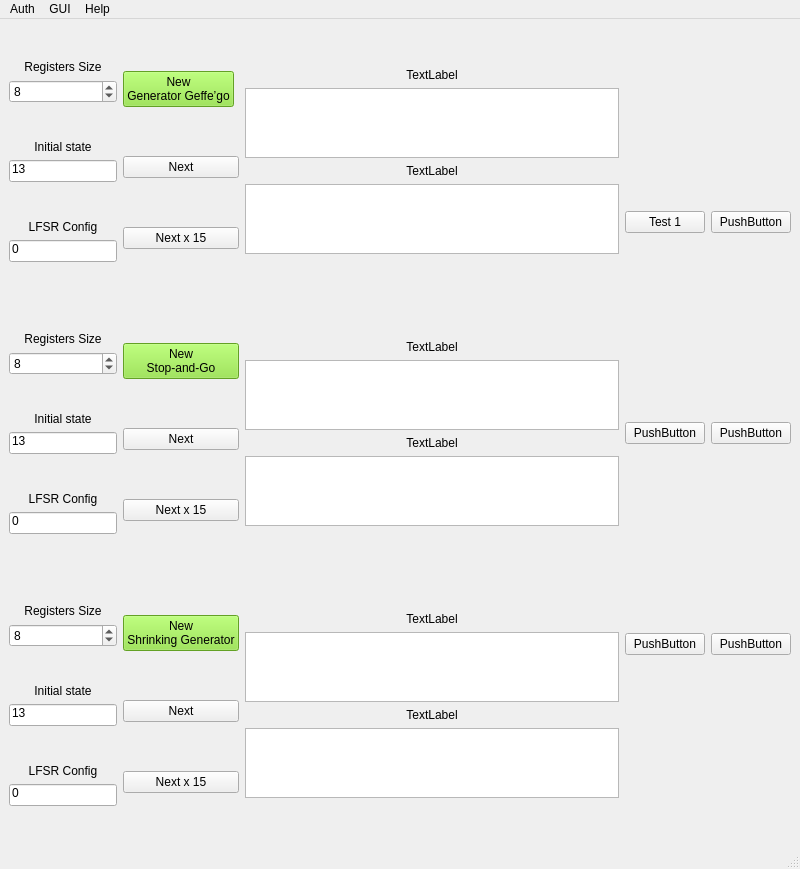
GrzegorzKrug/Studia_Python, file Kryptologia/Lab4/GUI_QT.ui: the form before one commit.
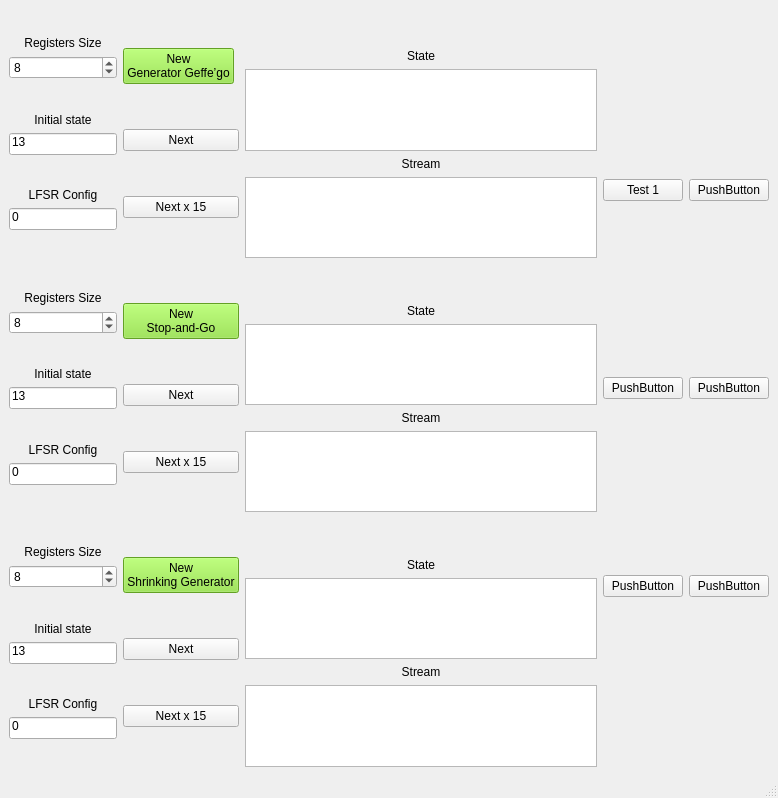
The form after the commit.

Commit message: LFSR registers

Patch:
```diff
--- a/Kryptologia/Lab4/GUI_QT.ui
+++ b/Kryptologia/Lab4/GUI_QT.ui
@@ -6,8 +6,8 @@
    <rect>
     <x>0</x>
     <y>0</y>
-    <width>800</width>
-    <height>660</height>
+    <width>778</width>
+    <height>798</height>
    </rect>
   </property>
   <property name="windowTitle">
@@ -669,7 +669,7 @@
          </layout>
         </item>
         <item row="0" column="2">
-         <layout class="QVBoxLayout" name="verticalLayout_out_geffe" stretch="0,1,1,1,1,0">
+         <layout class="QVBoxLayout" name="verticalLayout_out_geffe" stretch="0,1,1,1,1">
           <item>
            <spacer name="verticalSpacer_14">
             <property name="orientation">
@@ -695,7 +695,7 @@
              </sizepolicy>
             </property>
             <property name="text">
-             <string>TextLabel</string>
+             <string>State</string>
             </property>
             <property name="alignment">
              <set>Qt::AlignBottom|Qt::AlignHCenter</set>
@@ -703,7 +703,14 @@
            </widget>
           </item>
           <item>
-           <widget class="QTextBrowser" name="textBrowser"/>
+           <widget class="QTextBrowser" name="textBrowser">
+            <property name="sizePolicy">
+             <sizepolicy hsizetype="MinimumExpanding" vsizetype="Maximum">
+              <horstretch>0</horstretch>
+              <verstretch>0</verstretch>
+             </sizepolicy>
+            </property>
+           </widget>
           </item>
           <item>
            <widget class="QLabel" name="label_11">
@@ -714,7 +721,7 @@
              </sizepolicy>
             </property>
             <property name="text">
-             <string>TextLabel</string>
+             <string>Stream</string>
             </property>
             <property name="alignment">
              <set>Qt::AlignBottom|Qt::AlignHCenter</set>
@@ -722,30 +729,21 @@
            </widget>
           </item>
           <item>
-           <widget class="QTextBrowser" name="textBrowser_2"/>
-          </item>
-          <item>
-           <spacer name="verticalSpacer_15">
-            <property name="orientation">
-             <enum>Qt::Vertical</enum>
+           <widget class="QTextBrowser" name="textBrowser_2">
+            <property name="sizePolicy">
+             <sizepolicy hsizetype="MinimumExpanding" vsizetype="Maximum">
+              <horstretch>0</horstretch>
+              <verstretch>0</verstretch>
+             </sizepolicy>
             </property>
-            <property name="sizeType">
-             <enum>QSizePolicy::Minimum</enum>
-            </property>
-            <property name="sizeHint" stdset="0">
-             <size>
-              <width>20</width>
-              <height>40</height>
-             </size>
-            </property>
-           </spacer>
+           </widget>
           </item>
          </layout>
         </item>
         <item row="1" column="2">
          <layout class="QVBoxLayout" name="verticalLayout_out_stopandgo">
           <item>
-           <spacer name="verticalSpacer_16">
+           <spacer name="verticalSpacer_15">
             <property name="orientation">
              <enum>Qt::Vertical</enum>
             </property>
@@ -769,7 +767,7 @@
              </sizepolicy>
             </property>
             <property name="text">
-             <string>TextLabel</string>
+             <string>State</string>
             </property>
             <property name="alignment">
              <set>Qt::AlignBottom|Qt::AlignHCenter</set>
@@ -777,7 +775,14 @@
            </widget>
           </item>
           <item>
-           <widget class="QTextBrowser" name="textBrowser_5"/>
+           <widget class="QTextBrowser" name="textBrowser_5">
+            <property name="sizePolicy">
+             <sizepolicy hsizetype="MinimumExpanding" vsizetype="Maximum">
+              <horstretch>0</horstretch>
+              <verstretch>0</verstretch>
+             </sizepolicy>
+            </property>
+           </widget>
           </item>
           <item>
            <widget class="QLabel" name="label_13">
@@ -788,7 +793,7 @@
              </sizepolicy>
             </property>
             <property name="text">
-             <string>TextLabel</string>
+             <string>Stream</string>
             </property>
             <property name="alignment">
              <set>Qt::AlignBottom|Qt::AlignHCenter</set>
@@ -796,30 +801,21 @@
            </widget>
           </item>
           <item>
-           <widget class="QTextBrowser" name="textBrowser_6"/>
-          </item>
-          <item>
-           <spacer name="verticalSpacer_17">
-            <property name="orientation">
-             <enum>Qt::Vertical</enum>
+           <widget class="QTextBrowser" name="textBrowser_6">
+            <property name="sizePolicy">
+             <sizepolicy hsizetype="MinimumExpanding" vsizetype="Maximum">
+              <horstretch>0</horstretch>
+              <verstretch>0</verstretch>
+             </sizepolicy>
             </property>
-            <property name="sizeType">
-             <enum>QSizePolicy::Minimum</enum>
-            </property>
-            <property name="sizeHint" stdset="0">
-             <size>
-              <width>20</width>
-              <height>40</height>
-             </size>
-            </property>
-           </spacer>
+           </widget>
           </item>
          </layout>
         </item>
         <item row="2" column="2">
          <layout class="QVBoxLayout" name="verticalLayout_out_shrikning">
           <item>
-           <spacer name="verticalSpacer_18">
+           <spacer name="verticalSpacer_16">
             <property name="orientation">
              <enum>Qt::Vertical</enum>
             </property>
@@ -843,7 +839,7 @@
              </sizepolicy>
             </property>
             <property name="text">
-             <string>TextLabel</string>
+             <string>State</string>
             </property>
             <property name="alignment">
              <set>Qt::AlignBottom|Qt::AlignHCenter</set>
@@ -851,7 +847,14 @@
            </widget>
           </item>
           <item>
-           <widget class="QTextBrowser" name="textBrowser_3"/>
+           <widget class="QTextBrowser" name="textBrowser_3">
+            <property name="sizePolicy">
+             <sizepolicy hsizetype="MinimumExpanding" vsizetype="Maximum">
+              <horstretch>0</horstretch>
+              <verstretch>0</verstretch>
+             </sizepolicy>
+            </property>
+           </widget>
           </item>
           <item>
            <widget class="QLabel" name="label_15">
@@ -862,7 +865,7 @@
              </sizepolicy>
             </property>
             <property name="text">
-             <string>TextLabel</string>
+             <string>Stream</string>
             </property>
             <property name="alignment">
              <set>Qt::AlignBottom|Qt::AlignHCenter</set>
@@ -870,23 +873,14 @@
            </widget>
           </item>
           <item>
-           <widget class="QTextBrowser" name="textBrowser_4"/>
-          </item>
-          <item>
-           <spacer name="verticalSpacer_19">
-            <property name="orientation">
-             <enum>Qt::Vertical</enum>
+           <widget class="QTextBrowser" name="textBrowser_4">
+            <property name="sizePolicy">
+             <sizepolicy hsizetype="MinimumExpanding" vsizetype="Maximum">
+              <horstretch>0</horstretch>
+              <verstretch>0</verstretch>
+             </sizepolicy>
             </property>
-            <property name="sizeType">
-             <enum>QSizePolicy::Minimum</enum>
-            </property>
-            <property name="sizeHint" stdset="0">
-             <size>
-              <width>20</width>
-              <height>40</height>
-             </size>
-            </property>
-           </spacer>
+           </widget>
           </item>
          </layout>
         </item>
@@ -978,59 +972,17 @@
     </item>
    </layout>
   </widget>
-  <widget class="QMenuBar" name="menubar">
+  <widget class="QStatusBar" name="statusbar"/>
+  <widget class="QMenuBar" name="menuBar">
    <property name="geometry">
     <rect>
      <x>0</x>
      <y>0</y>
-     <width>800</width>
+     <width>778</width>
      <height>22</height>
     </rect>
    </property>
-   <widget class="QMenu" name="actionMenuAuth">
-    <property name="title">
-     <string>Auth</string>
-    </property>
-    <addaction name="actionLogin"/>
-    <addaction name="actionWho_am_I"/>
-   </widget>
-   <widget class="QMenu" name="actionMenuRefresh_Gui">
-    <property name="title">
-     <string>GUI</string>
-    </property>
-    <addaction name="actionRefresh_GUI"/>
-   </widget>
-   <widget class="QMenu" name="menuHelp">
-    <property name="title">
-     <string>Help</string>
-    </property>
-    <addaction name="actionTweet_Description"/>
-   </widget>
-   <addaction name="actionMenuAuth"/>
-   <addaction name="actionMenuRefresh_Gui"/>
-   <addaction name="menuHelp"/>
   </widget>
-  <widget class="QStatusBar" name="statusbar"/>
-  <action name="actionLogin">
-   <property name="text">
-    <string>Login</string>
-   </property>
-  </action>
-  <action name="actionRefresh_GUI">
-   <property name="text">
-    <string>Refresh</string>
-   </property>
-  </action>
-  <action name="actionWho_am_I">
-   <property name="text">
-    <string>Who am I?</string>
-   </property>
-  </action>
-  <action name="actionTweet_Description">
-   <property name="text">
-    <string>Tweet Description</string>
-   </property>
-  </action>
  </widget>
  <resources/>
  <connections/>
```
The commit also changes 1 other file.
